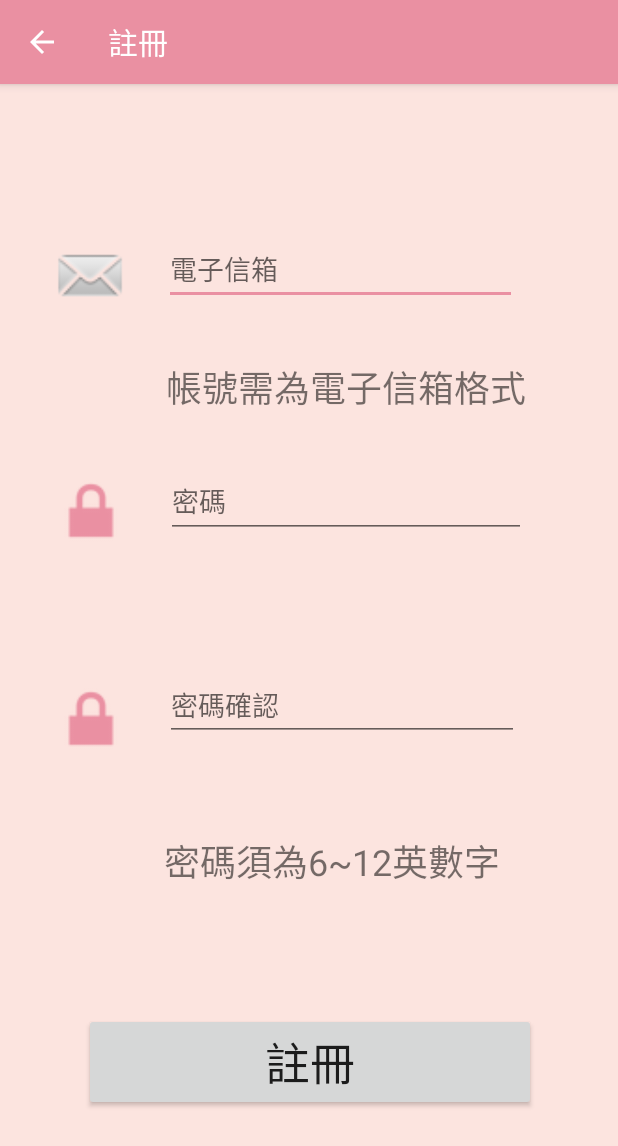
After one commit to ImJsaw/iBreast, an Android app: the register screen opened directly, with no data from a screen before it, on a phone screen of 412 x 824 dp. The commit adds this screen. Shown: the top 1146 px of the screen. Run offline under Robolectric (Android 15) with nearby library versions, the phone set to English and light mode, and no system bars.

Commit message:
20180709 register page implement

```diff
--- a/app/src/main/AndroidManifest.xml
+++ b/app/src/main/AndroidManifest.xml
@@ -32,6 +32,11 @@
             android:screenOrientation="portrait" />
         <!--- label = actionBar text -->
         <activity
+            android:name=".register"
+            android:label="註冊"
+            android:parentActivityName=".login"
+            android:screenOrientation="portrait" />
+        <activity
             android:name=".main"
             android:label="iBreast"
             android:parentActivityName=".login"
--- a/app/src/main/java/com/jsaw/ibreast/login.java
+++ b/app/src/main/java/com/jsaw/ibreast/login.java
@@ -5,7 +5,10 @@ import android.os.Bundle;
 import android.os.Handler;
 import android.support.v7.app.AppCompatActivity;
 import android.view.View;
+import android.widget.Button;
 import android.widget.Toast;
+
+import java.util.Objects;
 
 public class login extends AppCompatActivity {
     boolean doubleBackToExitPressedOnce = false;
@@ -14,13 +17,21 @@ public class login extends AppCompatActivity {
     protected void onCreate(Bundle savedInstanceState) {
         super.onCreate(savedInstanceState);
         setContentView(R.layout.activity_login);
+        Button btn_signup_main = findViewById(R.id.btn_signup_main);
+        Objects.requireNonNull(getSupportActionBar()).setDisplayHomeAsUpEnabled(false);
+        btn_signup_main.setOnClickListener(new View.OnClickListener() {
+            @Override
+            public void onClick(View v) {
+                startActivity(new Intent(login.this,register.class));
+            }
+        });
     }
 
     //雙擊退出
     @Override
     public void onBackPressed() {
         if (doubleBackToExitPressedOnce) {
-            super.onBackPressed();
+            System.exit(0);
             return;
         }
         this.doubleBackToExitPressedOnce = true;
@@ -33,6 +44,8 @@ public class login extends AppCompatActivity {
         }, 2000);
     }
 
+
+
     public void checkLogin(View view) {
         //login
         startActivity(new Intent().setClass(login.this, main.class));
--- a/app/src/main/java/com/jsaw/ibreast/main.java
+++ b/app/src/main/java/com/jsaw/ibreast/main.java
@@ -6,6 +6,7 @@ import android.os.Handler;
 import android.support.v4.app.NavUtils;
 import android.support.v4.app.TaskStackBuilder;
 import android.support.v7.app.AppCompatActivity;
+import android.view.Menu;
 import android.view.MenuItem;
 import android.view.View;
 import android.widget.ImageButton;
@@ -30,6 +31,7 @@ public class main extends AppCompatActivity {
     protected void onCreate(Bundle savedInstanceState) {
         super.onCreate(savedInstanceState);
         setContentView(R.layout.activity_main);
+        Objects.requireNonNull(getSupportActionBar()).setDisplayHomeAsUpEnabled(false);
 
         Btn_laugh= findViewById(R.id.Btn_laugh);
         Btn_laugh.setOnClickListener(new View.OnClickListener() {
@@ -96,11 +98,41 @@ public class main extends AppCompatActivity {
         });
     }
 
+    @Override
+    public boolean onCreateOptionsMenu(Menu menu) {
+        // Inflate the menu; this adds items to the action bar if it is present.
+        menu.add(1,1,1,"關於");
+        menu.add(1,2,2,"個人頁面");
+        menu.add(1,3,3,"登出");
+        menu.add(1,4,4,"退出APP");
+        return true;
+    }
+
+    @Override
+    public boolean onOptionsItemSelected(MenuItem item) {
+        switch (item.getItemId()){
+            case 1:
+                //open about page
+                break;
+            case 2:
+                //open personal page
+                break;
+            case 3:
+                startActivity(new Intent().setClass(main.this, login.class));
+                finish();
+                break;
+            case 4:
+                System.exit(0);
+                break;
+        }
+        return super.onOptionsItemSelected(item);
+    }
+
     //雙擊退出
     @Override
     public void onBackPressed() {
         if (doubleBackToExitPressedOnce) {
-            super.onBackPressed();
+            System.exit(0);
             return;
         }
         this.doubleBackToExitPressedOnce = true;
--- /dev/null
+++ b/app/src/main/java/com/jsaw/ibreast/register.java
@@ -0,0 +1,95 @@
+package com.jsaw.ibreast;
+
+import android.os.Bundle;
+import android.support.v7.app.AppCompatActivity;
+import android.text.TextUtils;
+import android.view.MenuItem;
+import android.view.MotionEvent;
+import android.view.View;
+import android.view.inputmethod.InputMethodManager;
+import android.widget.Button;
+import android.widget.EditText;
+import android.widget.Toast;
+
+public class register extends AppCompatActivity {
+    private EditText edt_email;
+    private EditText edt_password;
+    private EditText edt_confirm;
+    private boolean email_valid;
+
+    @Override
+    protected void onCreate(Bundle savedInstanceState) {
+        super.onCreate(savedInstanceState);
+        setContentView(R.layout.activity_register);
+        edt_email = findViewById(R.id.email);
+        edt_password = findViewById(R.id.password);
+        edt_confirm = findViewById(R.id.confirm);
+        Button btn_signup = findViewById(R.id.btn_signup);
+        imm = (InputMethodManager)getSystemService(INPUT_METHOD_SERVICE);
+
+        btn_signup.setOnClickListener(new View.OnClickListener() {
+            @Override
+            public void onClick(View v) {
+                String email = edt_email.getText().toString().trim();
+                String password = edt_password.getText().toString().trim();
+                String confirm = edt_confirm.getText().toString().trim();
+                boolean correct = checkInput(email, password, confirm);
+
+                if(correct){
+                    //todo register
+                }
+                else{
+                    if(!email_valid) edt_email.setText("");
+                    edt_password.setText("");
+                    edt_confirm.setText("");
+                }
+            }
+        });
+    }
+
+    boolean checkInput(String email, String password, String confirm){
+        if (TextUtils.isEmpty(email)) {
+            email_valid=false;
+            Toast.makeText(getApplication(), "Email不可為空", Toast.LENGTH_SHORT).show();
+        }
+        else if(!android.util.Patterns.EMAIL_ADDRESS.matcher(email).matches()){
+            email_valid=false;
+            Toast.makeText(getApplication(), "Email格式錯誤", Toast.LENGTH_SHORT).show();
+        }
+        else {
+            email_valid=true;
+            if (TextUtils.isEmpty(password)|| TextUtils.isEmpty(confirm)) {
+                Toast.makeText(getApplication(), "密碼不可為空", Toast.LENGTH_SHORT).show();
+            }else if(password.length()>12||password.length()<6){
+                Toast.makeText(getApplication(), "密碼長度不符", Toast.LENGTH_SHORT).show();
+            }
+            else if (!password.equals(confirm)) {
+                Toast.makeText(getApplication(), "密碼不符合", Toast.LENGTH_SHORT).show();
+            } else {
+                Toast.makeText(getApplication(), "註冊成功", Toast.LENGTH_SHORT).show();
+                return true;
+            }
+        }
+        return false;
+    }
+
+    InputMethodManager imm;
+
+    @Override
+    public boolean onTouchEvent(MotionEvent event) {
+        if(event.getAction() == MotionEvent.ACTION_DOWN && getCurrentFocus()!=null && getCurrentFocus().getWindowToken()!=null){
+                imm.hideSoftInputFromWindow(getCurrentFocus().getWindowToken(),InputMethodManager.HIDE_NOT_ALWAYS);
+        }
+        return super.onTouchEvent(event);
+    }
+
+    //action bar "back"
+    @Override
+    public boolean onOptionsItemSelected(MenuItem item) {
+        switch (item.getItemId()) {
+            case android.R.id.home:
+                finish();
+        }
+        return true;
+    }
+}
--- /dev/null
+++ b/app/src/main/res/layout/activity_register.xml
@@ -0,0 +1,187 @@
+<?xml version="1.0" encoding="utf-8"?>
+<android.support.constraint.ConstraintLayout xmlns:android="http://schemas.android.com/apk/res/android"
+    xmlns:app="http://schemas.android.com/apk/res-auto"
+    android:layout_width="match_parent"
+    android:layout_height="match_parent">
+
+    <EditText
+        android:id="@+id/email"
+        android:layout_width="235dp"
+        android:layout_height="47dp"
+        android:layout_marginBottom="8dp"
+        android:layout_marginEnd="8dp"
+        android:layout_marginLeft="8dp"
+        android:layout_marginRight="8dp"
+        android:layout_marginStart="8dp"
+        android:layout_marginTop="8dp"
+        android:ems="10"
+        android:hint="@string/email"
+        android:inputType="textEmailAddress"
+        app:layout_constraintBottom_toBottomOf="parent"
+        app:layout_constraintHorizontal_bias="0.631"
+        app:layout_constraintLeft_toLeftOf="parent"
+        app:layout_constraintRight_toRightOf="parent"
+        app:layout_constraintTop_toTopOf="parent"
+        app:layout_constraintVertical_bias="0.131" />
+
+    <EditText
+        android:id="@+id/password"
+        android:layout_width="240dp"
+        android:layout_height="49dp"
+        android:layout_marginBottom="8dp"
+        android:layout_marginEnd="8dp"
+        android:layout_marginLeft="8dp"
+        android:layout_marginRight="8dp"
+        android:layout_marginStart="8dp"
+        android:layout_marginTop="8dp"
+        android:ems="10"
+        android:hint="@string/password"
+        android:inputType="textPassword"
+        android:digits="QWERTYUIOPASDFGHJKLZXCVBNMabcdefghijklmnopqrstuvwxyz1234567890"
+        app:layout_constraintBottom_toBottomOf="parent"
+        app:layout_constraintHorizontal_bias="0.656"
+        app:layout_constraintLeft_toLeftOf="parent"
+        app:layout_constraintRight_toRightOf="parent"
+        app:layout_constraintTop_toTopOf="parent"
+        app:layout_constraintVertical_bias="0.349" />
+
+    <EditText
+        android:id="@+id/confirm"
+        android:layout_width="236dp"
+        android:layout_height="48dp"
+        android:layout_marginEnd="8dp"
+        android:layout_marginLeft="8dp"
+        android:layout_marginRight="8dp"
+        android:layout_marginStart="8dp"
+        android:ems="10"
+        android:hint="@string/pwConfirm"
+        android:inputType="textPassword"
+        android:digits="QWERTYUIOPASDFGHJKLZXCVBNMabcdefghijklmnopqrstuvwxyz1234567890"
+        app:layout_constraintBottom_toBottomOf="parent"
+        app:layout_constraintHorizontal_bias="0.636"
+        app:layout_constraintLeft_toLeftOf="parent"
+        app:layout_constraintRight_toRightOf="parent"
+        app:layout_constraintTop_toTopOf="parent"
+        app:layout_constraintVertical_bias="0.542" />
+
+    <Button
+        android:id="@+id/btn_signup"
+        android:layout_width="301dp"
+        android:layout_height="65dp"
+        android:layout_marginBottom="8dp"
+        android:layout_marginEnd="8dp"
+        android:layout_marginLeft="8dp"
+        android:layout_marginRight="8dp"
+        android:layout_marginStart="8dp"
+        android:layout_marginTop="8dp"
+        android:text="@string/register"
+        android:textSize="30sp"
+        app:layout_constraintBottom_toBottomOf="parent"
+        app:layout_constraintHorizontal_bias="0.507"
+        app:layout_constraintLeft_toLeftOf="parent"
+        app:layout_constraintRight_toRightOf="parent"
+        app:layout_constraintTop_toTopOf="parent"
+        app:layout_constraintVertical_bias="0.89" />
+
+    <TextView
+        android:id="@+id/textView2"
+        android:layout_width="wrap_content"
+        android:layout_height="wrap_content"
+        android:layout_marginBottom="8dp"
+        android:layout_marginEnd="8dp"
+        android:layout_marginLeft="8dp"
+        android:layout_marginRight="8dp"
+        android:layout_marginStart="8dp"
+        android:layout_marginTop="8dp"
+        android:text="@string/eamilHint"
+        android:textSize="24sp"
+        app:layout_constraintBottom_toBottomOf="parent"
+        app:layout_constraintLeft_toLeftOf="parent"
+        app:layout_constraintRight_toRightOf="parent"
+        app:layout_constraintTop_toTopOf="parent"
+        app:layout_constraintVertical_bias="0.246"
+        app:layout_constraintHorizontal_bias="0.656" />
+
+    <ImageView
+        android:id="@+id/imageView4"
+        android:layout_width="56dp"
+        android:layout_height="58dp"
+        android:layout_marginBottom="8dp"
+        android:layout_marginLeft="8dp"
+        android:layout_marginRight="8dp"
+        android:layout_marginTop="8dp"
+        app:layout_constraintBottom_toBottomOf="parent"
+        app:layout_constraintHorizontal_bias="0.073"
+        app:layout_constraintLeft_toLeftOf="parent"
+        app:layout_constraintRight_toRightOf="parent"
+        app:layout_constraintTop_toTopOf="parent"
+        app:layout_constraintVertical_bias="0.132"
+        app:srcCompat="@android:drawable/sym_action_email"
+        android:layout_marginStart="8dp"
+        android:layout_marginEnd="8dp" />
+
+    <ImageView
+        android:id="@+id/imageView5"
+        android:layout_width="56dp"
+        android:layout_height="58dp"
+        android:layout_marginBottom="8dp"
+        android:layout_marginLeft="8dp"
+        android:layout_marginRight="8dp"
+        android:layout_marginTop="8dp"
+        app:layout_constraintBottom_toBottomOf="parent"
+        app:layout_constraintHorizontal_bias="0.073"
+        app:layout_constraintLeft_toLeftOf="parent"
+        app:layout_constraintRight_toRightOf="parent"
+        app:layout_constraintTop_toTopOf="parent"
+        app:layout_constraintVertical_bias="0.356"
+        app:srcCompat="@android:drawable/ic_lock_lock"
+        android:layout_marginStart="8dp"
+        android:layout_marginEnd="8dp" />
+
+    <ImageView
+        android:id="@+id/imageView6"
+        android:layout_width="56dp"
+        android:layout_height="58dp"
+        app:srcCompat="@android:drawable/ic_lock_lock"
+        android:layout_marginRight="8dp"
+        app:layout_constraintRight_toRightOf="parent"
+        android:layout_marginLeft="8dp"
+        app:layout_constraintLeft_toLeftOf="parent"
+        app:layout_constraintHorizontal_bias="0.073"
+        app:layout_constraintTop_toTopOf="parent"
+        android:layout_marginTop="8dp"
+        app:layout_constraintBottom_toBottomOf="parent"
+        android:layout_marginBottom="8dp"
+        app:layout_constraintVertical_bias="0.556"
+        android:layout_marginStart="8dp"
+        android:layout_marginEnd="8dp" />
+
+    <TextView
+        android:id="@+id/textView3"
+        android:layout_width="233dp"
+        android:layout_height="31dp"
+        android:layout_marginBottom="8dp"
+        android:layout_marginLeft="8dp"
+        android:layout_marginRight="8dp"
+        android:layout_marginTop="8dp"
+        android:text="@string/pwHint"
+        android:textSize="24sp"
+        app:layout_constraintBottom_toBottomOf="parent"
+        app:layout_constraintHorizontal_bias="0.622"
+        app:layout_constraintLeft_toLeftOf="parent"
+        app:layout_constraintRight_toRightOf="parent"
+        app:layout_constraintTop_toTopOf="parent"
+        app:layout_constraintVertical_bias="0.683"
+        android:layout_marginStart="8dp"
+        android:layout_marginEnd="8dp" />
+
+    <LinearLayout
+        android:id="@+id/linear_tab_signup"
+        android:layout_width="0dp"
+        android:layout_height="0dp"
+        android:orientation="horizontal"
+        app:layout_constraintBottom_toBottomOf="parent"
+        app:layout_constraintLeft_toLeftOf="parent"
+        app:layout_constraintRight_toRightOf="parent"
+        app:layout_constraintTop_toTopOf="parent"/>
+</android.support.constraint.ConstraintLayout>
--- a/app/src/main/res/values/strings.xml
+++ b/app/src/main/res/values/strings.xml
@@ -16,4 +16,8 @@
     <string name="talk">說吧</string>
     <string name="link">連吧</string>
     <string name="flower">flower</string>
+    <string name="email">電子信箱</string>
+    <string name="pwConfirm">密碼確認</string>
+    <string name="eamilHint">帳號需為電子信箱格式</string>
+    <string name="pwHint">密碼須為6~12英數字</string>
 </resources>
```
Also changed, not shown: 1 other file.
